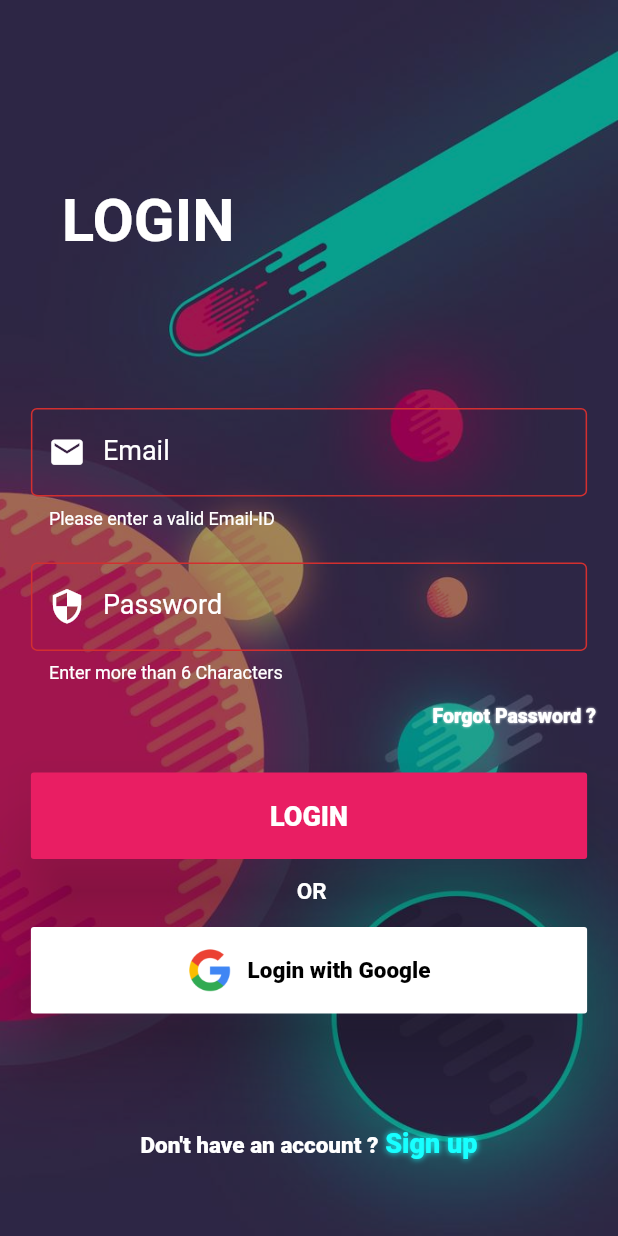
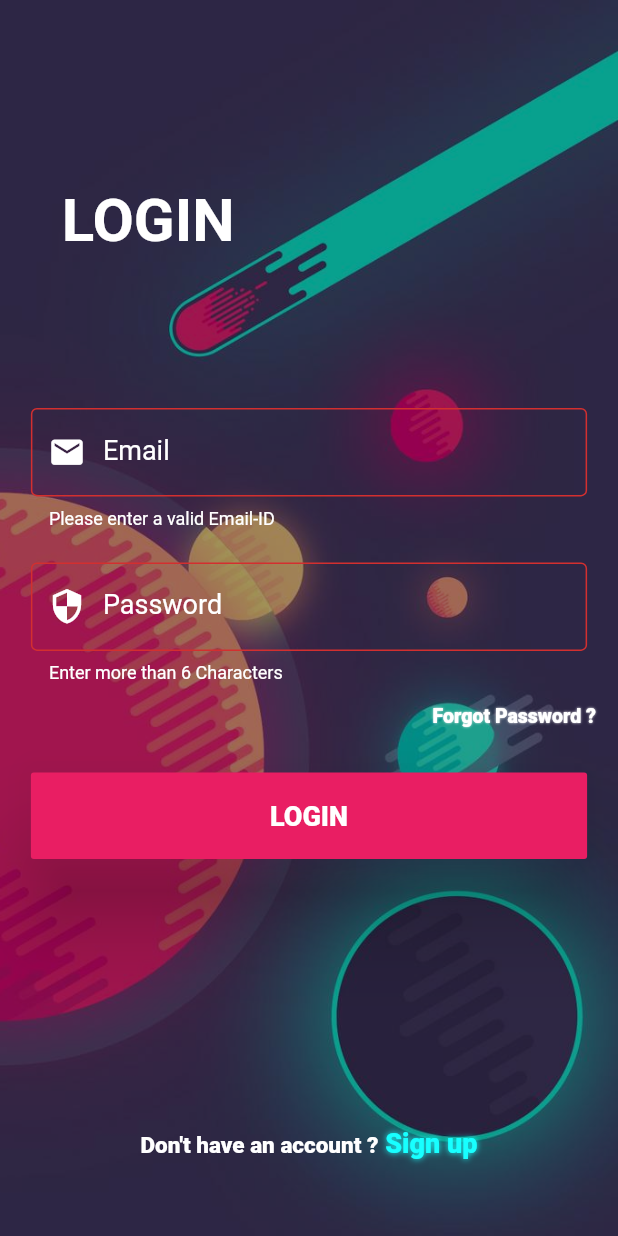
Before and after one commit to amritesh-dasari/VTOP_Extended, a Flutter app: the LoginScreen screen opened directly, after a tap on "LOGIN", on a phone screen of 412 x 824 dp. Run offline on Flutter 3.47's test engine with Material 2 defaults, Android fonts, the phone set to English and light mode, and no system bars; our stand-ins replace cloud_firestore, firebase_auth, flushbar, flutter_spinkit, google_sign_in, shared_preferences; missing offline and left inert: cloud_firestore_web, firebase_auth_web, firebase_core_web, flare_splash_screen, google_sign_in_web, random_color and 1 more; accounts and stored records are empty.

Commit message:
new changes

```diff
--- a/lib/Authentication/Login.dart
+++ b/lib/Authentication/Login.dart
@@ -30,10 +30,36 @@ class _LoginScreenState extends State<LoginScreen> {
   final _formKey = GlobalKey<FormState>();
   final TextEditingController emailController = new TextEditingController();
   final TextEditingController passwordController = new TextEditingController();
+  final GlobalKey<ScaffoldState> _globalKey = new GlobalKey<ScaffoldState>();
+
+  showAlertDialog(BuildContext context){
+      AlertDialog alert = AlertDialog(
+        backgroundColor: Colors.black,
+        content: new Row(
+            children: [
+               Padding(
+                 padding: const EdgeInsets.all(8.0),
+                 child: CircularProgressIndicator(),
+               ),
+               SizedBox(width:20),
+               Padding(
+                 padding: const EdgeInsets.all(8.0),
+                 child: Container(margin: EdgeInsets.only(left: 5),child:Text("Loading", style: TextStyle(color:Colors.white), )),
+               ),
+            ],),
+      );
+      showDialog(barrierDismissible: false,
+        context:context,
+        builder:(BuildContext context){
+          return alert;
+        },
+      );
+    }
 
   @override
   Widget build(BuildContext context) {
     return Scaffold(
+      key: _globalKey,
       resizeToAvoidBottomInset: false,
       body: Container(
         height: MediaQuery.of(context).size.height,
@@ -63,6 +89,7 @@ class _LoginScreenState extends State<LoginScreen> {
               Container(
                   margin: EdgeInsets.only(top: MediaQuery.of(context).size.height*0.33, left: MediaQuery.of(context).size.width*0.05, right: MediaQuery.of(context).size.width*0.05),
                   child: TextFormField(
+                    autocorrect: true,
                     controller: emailController,
                     keyboardType: TextInputType.emailAddress,
                     validator: (value) {
@@ -180,7 +207,9 @@ class _LoginScreenState extends State<LoginScreen> {
                     onPressed: () async {
                       if(_formKey.currentState.validate()){
                       try{
+                        showAlertDialog(context);
                         dynamic result = await _auth.signInWithEmailAndPassword(_email, _pass);
+                        Navigator.pop(context);
                         if(result == null){
                           setState(() {
                           Flushbar(
@@ -208,7 +237,8 @@ class _LoginScreenState extends State<LoginScreen> {
                             color: Colors.white,
                             ),
                         )..show(context);
-                          });
+                        }
+                        );
                         }
                       }catch(e){
                         var errorr = e.toString();
@@ -226,62 +256,7 @@ class _LoginScreenState extends State<LoginScreen> {
                     elevation: 25,
                   ),
                 ),
-                Container(
-                  margin: EdgeInsets.only(top: MediaQuery.of(context).size.height*0.71, left: MediaQuery.of(context).size.width*0.48),
-                  child: RichText(
-                    text: TextSpan(
-                        text: "OR ",
-                        style: TextStyle(
-                            color: Colors.white,
-                            fontSize: 15,
-                            fontWeight: FontWeight.w700
-                        ),
-                      ),
-                    )
-                ),
-                Container(
-                  height: MediaQuery.of(context).size.height*0.07,
-                  width: MediaQuery.of(context).size.width*0.9,
-                  margin: EdgeInsets.only(top: MediaQuery.of(context).size.height*0.75, left: MediaQuery.of(context).size.width*0.05, right: MediaQuery.of(context).size.width*0.05),
-                  child: RaisedButton(
-                    color: Colors.white,
-                    onPressed: () async{
-                        dynamic result = await _auth.signInWithGoogle().whenComplete(() => SpinKitDualRing(color: Colors.white));
-                        if(result == null){
-                          setState(() {
-                            error="";
-                          });
-                        }
-                      }
-                    ,
-                    child: Row(
-                      mainAxisAlignment: MainAxisAlignment.center,
-                      crossAxisAlignment: CrossAxisAlignment.center,
-                      children: <Widget>[
-                        Container(
-                          margin: EdgeInsets.only(right: 10),
-                          width: 30,
-                          height: 30,
-                          decoration: BoxDecoration(
-                            image: DecorationImage(
-                              image: AssetImage('assets/images/google.png'),
-                            )
-                          ),
-                        ),
-                        Container(
-                          child: Text('Login with Google',
-                            style: TextStyle(
-                              color: Colors.black,
-                              fontWeight: FontWeight.w800,
-                              fontSize: 15
-                            ),
-                          ),
-                        )
-                      ],
-                    ),
-                    elevation: 20,
-                  )
-                ),
+
                 Center(
                   child: Container(
                     margin: EdgeInsets.only(top: MediaQuery.of(context).size.height*0.9,bottom: MediaQuery.of(context).size.height*0.05,left: MediaQuery.of(context).size.width*0.18, right: MediaQuery.of(context).size.width*0.18),
@@ -296,8 +271,15 @@ class _LoginScreenState extends State<LoginScreen> {
                         children: <TextSpan>[
                           TextSpan(
                             recognizer: TapGestureRecognizer()..onTap = () {
-                              Navigator.push(context,
-                                MaterialPageRoute(builder: (context) =>SignupScreen()));
+                              Navigator.push(context, PageRouteBuilder(
+                                pageBuilder: (c, a1, a2) => SignupScreen(),
+                                transitionsBuilder: (c, anim, a2, child) => SlideTransition(child: child, position: Tween<Offset>(
+                                  begin: const Offset(1,0),
+                                  end: Offset.zero,
+                                ).animate(anim),
+                                ),
+                                transitionDuration: Duration(milliseconds: 300)
+                              ));
                             },
                             text:' Sign up',
                             style: TextStyle(
```
Also changed, not shown: lib/Authentication/Signup.dart (+26 -57 lines), 1 other file.
